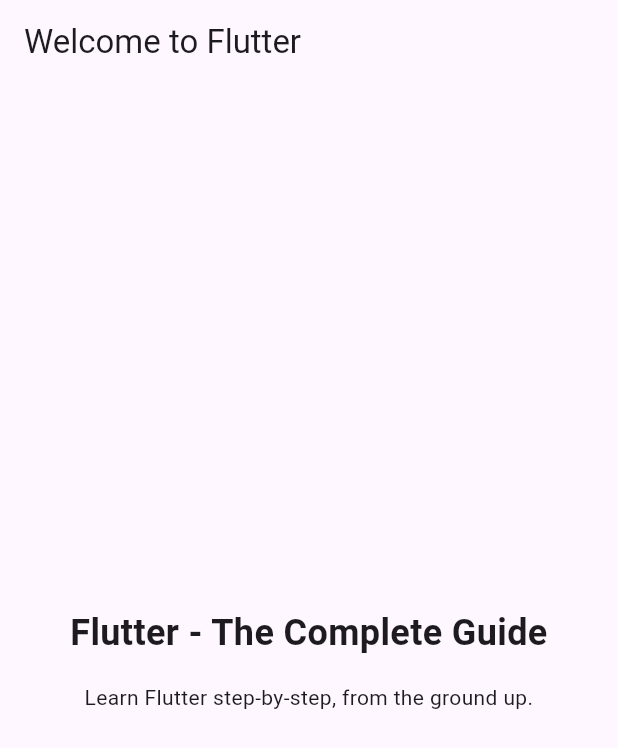
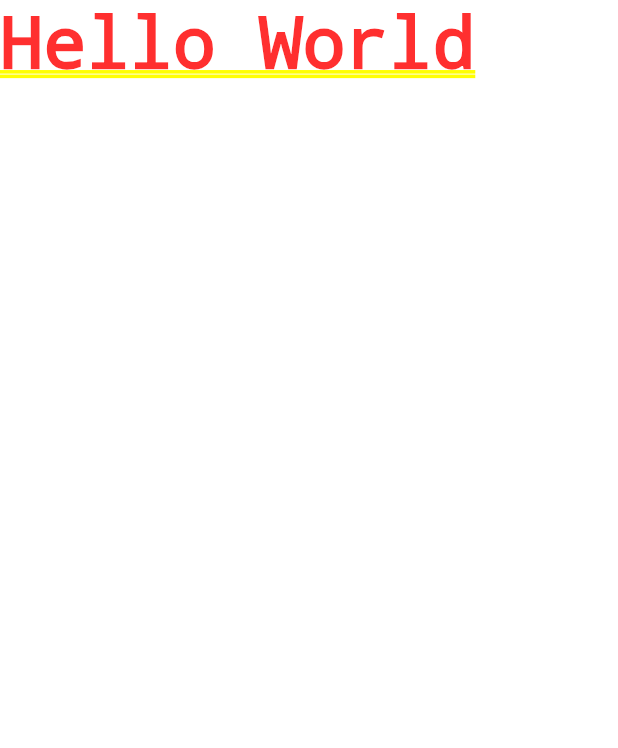
Before and after one commit to ravraw/flutter_roll_dice, a Flutter app: the screen it shows after launch, on a phone screen of 412 x 824 dp. Shown: the top 748 px of the screen. Run offline on Flutter 3.47's test engine with Material 3 defaults, Android fonts, the phone set to English and light mode, and no system bars.

Commit message:
flutter_dice_roll: Hello World

```diff
--- a/lib/main.dart
+++ b/lib/main.dart
@@ -1,54 +1,5 @@
 import 'package:flutter/material.dart';
 
 void main() {
-  runApp(const MyApp());
+  runApp(const MaterialApp(home: Text("Hello World")));
 }
-
-// With Flutter, you create user interfaces by combining "widgets"
-// You'll learn all about them (and much more) throughout this course!
-class MyApp extends StatelessWidget {
-  const MyApp({super.key});
-
-  // Every custom widget must have a build() method
-  // It tells Flutter, which widgets make up your custom widget
-  // Again: You'll learn all about that throughout the course!
-  @override
-  Widget build(BuildContext context) {
-    // Below, a bunch of built-in widgets are used (provided by Flutter)
-    // They will be explained in the next sections
-    // In this course, you will, of course, not just use them a lot but
-    // also learn about many other widgets!
-    return MaterialApp(
-      title: 'Flutter First App',
-      theme: ThemeData(useMaterial3: true),
-      home: Scaffold(
-        appBar: AppBar(
-          title: const Text('Welcome to Flutter'),
-        ),
-        body: Container(
-          width: double.infinity,
-          padding: const EdgeInsets.all(12),
-          child: const Column(
-            mainAxisAlignment: MainAxisAlignment.center,
-            crossAxisAlignment: CrossAxisAlignment.center,
-            children: [
-              Text(
-                'Flutter - The Complete Guide',
-                textAlign: TextAlign.center,
-                style: TextStyle(
-                  fontSize: 24,
-                  fontWeight: FontWeight.bold,
-                ),
-              ),
-              SizedBox(height: 16),
-              Text(
-                'Learn Flutter step-by-step, from the ground up.',
-                textAlign: TextAlign.center,
-              ),
-            ],
-          ),
-        ),
-      ),
-    );
-  }
-}
```
